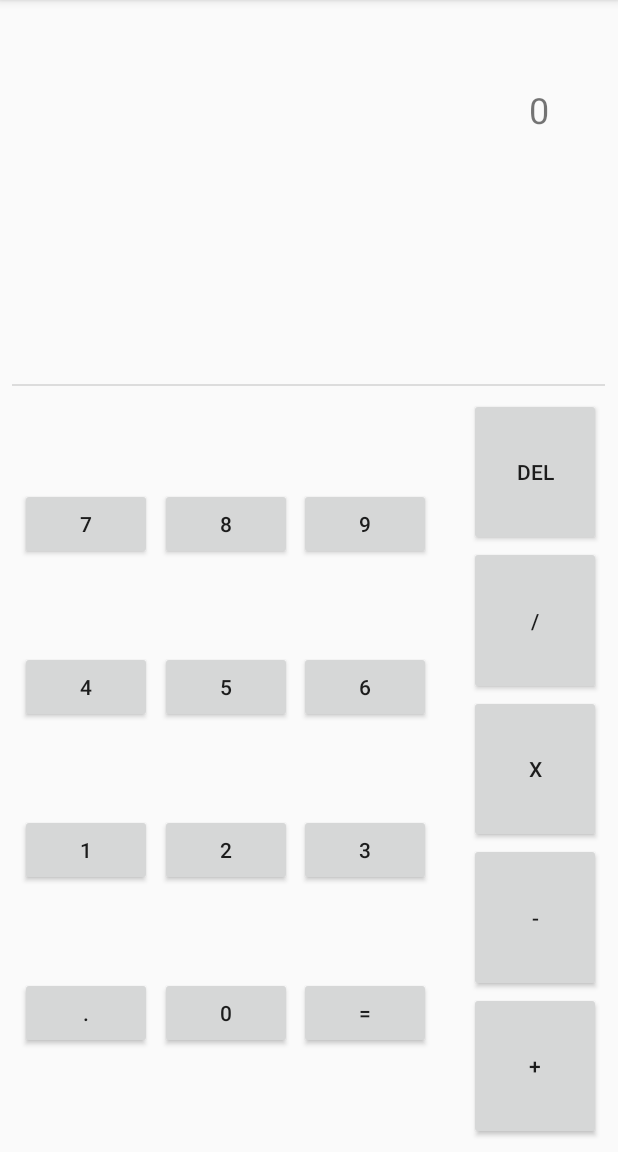
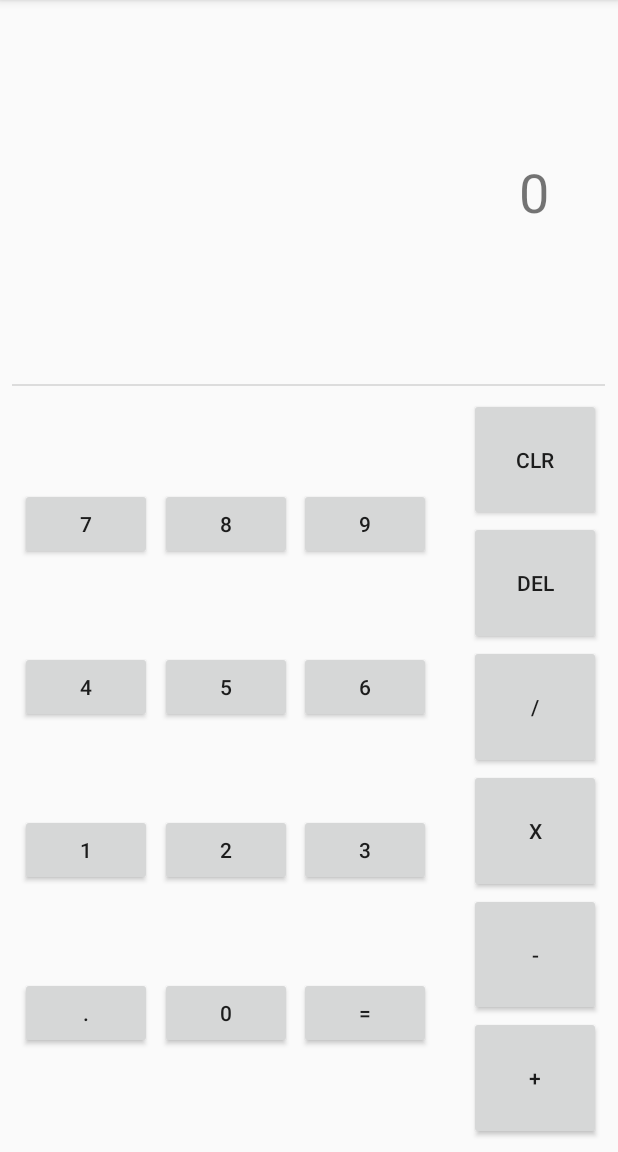
Before and after one commit to aidenchang07/Ch02_002, an Android app: the screen it shows after launch (MainActivity), on a phone screen of 412 x 824 dp, the part 84-1236 px from its top. Run offline under Robolectric (Android 15) with nearby library versions, the phone set to English and light mode, and no system bars.

Commit message:
1.新增CLR按鍵 2.調整textview設定

```diff
--- a/app/src/main/res/layout/activity_main.xml
+++ b/app/src/main/res/layout/activity_main.xml
@@ -135,14 +135,14 @@
     <TextView
         android:id="@+id/textView"
         android:layout_width="321dp"
-        android:layout_height="142dp"
+        android:layout_height="wrap_content"
         android:layout_marginStart="8dp"
         android:layout_marginTop="8dp"
         android:layout_marginEnd="8dp"
         android:layout_marginBottom="8dp"
         android:text="@string/answer"
         android:textAlignment="viewEnd"
-        android:textSize="24sp"
+        android:textSize="36sp"
         app:layout_constraintBottom_toTopOf="@+id/divider"
         app:layout_constraintEnd_toEndOf="parent"
         app:layout_constraintHorizontal_bias="0.494"
@@ -185,13 +185,12 @@
         android:layout_width="wrap_content"
         android:layout_height="0dp"
         android:layout_marginStart="8dp"
-        android:layout_marginTop="8dp"
         android:layout_marginEnd="8dp"
         android:text="@string/button_delete"
         app:layout_constraintBottom_toTopOf="@+id/button_division"
         app:layout_constraintEnd_toEndOf="parent"
         app:layout_constraintStart_toStartOf="@+id/guideline"
-        app:layout_constraintTop_toBottomOf="@+id/divider" />
+        app:layout_constraintTop_toBottomOf="@+id/button_clear" />
 
     <Button
         android:id="@+id/button_division"
@@ -242,4 +241,17 @@
         app:layout_constraintStart_toStartOf="@+id/guideline"
         app:layout_constraintTop_toBottomOf="@+id/button_minus" />
 
+    <Button
+        android:id="@+id/button_clear"
+        android:layout_width="wrap_content"
+        android:layout_height="0dp"
+        android:layout_marginStart="8dp"
+        android:layout_marginTop="8dp"
+        android:layout_marginEnd="8dp"
+        android:text="@string/button_clear"
+        app:layout_constraintBottom_toTopOf="@+id/button_delete"
+        app:layout_constraintEnd_toEndOf="parent"
+        app:layout_constraintStart_toStartOf="@+id/guideline"
+        app:layout_constraintTop_toBottomOf="@+id/divider" />
+
 </androidx.constraintlayout.widget.ConstraintLayout>
--- a/app/src/main/res/values/strings.xml
+++ b/app/src/main/res/values/strings.xml
@@ -3,12 +3,13 @@
     <!-- 結果面板 -->
     <string name="answer">0</string>
 
-    <!-- 加減乘除&刪除&等號 -->
+    <!-- 加減乘除&刪除&等號&清除 -->
     <string name="button_add">+</string>
     <string name="button_minus">-</string>
     <string name="button_times">x</string>
     <string name="button_division">/</string>
     <string name="button_delete">DEL</string>
+    <string name="button_clear">CLR</string>
     <string name="button_equals">=</string>
 
     <!-- 數字 -->
```
